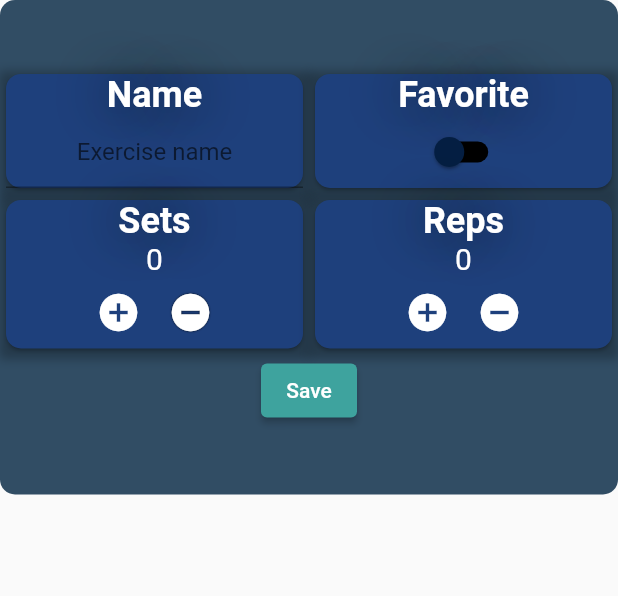
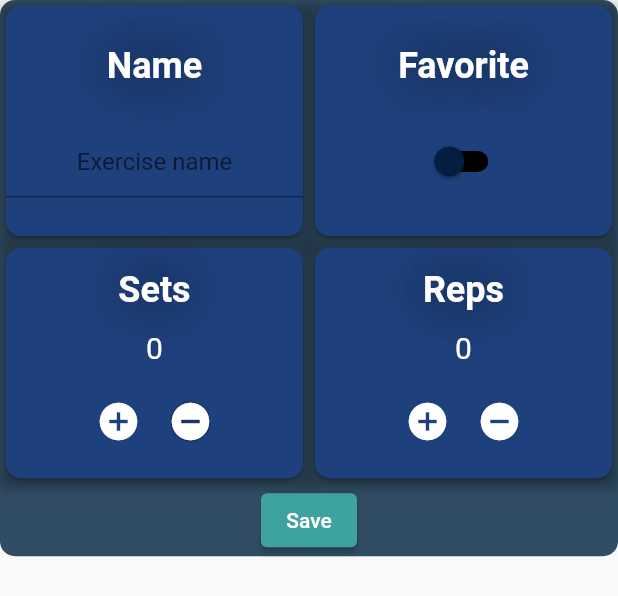
Before and after one commit to JaredD-SWENG/PumpState, a Flutter app: the EditExerciseForm widget shown alone on an empty page, opened directly, on a phone screen of 412 x 824 dp. Shown: the top 596 px of the screen. Run offline on Flutter 3.47's test engine with Material 2 defaults, Android fonts, the phone set to English and light mode, and no system bars; our stand-ins replace circular_countdown_timer, fl_chart, flutter_riverpod, flutter_time_picker_spinner, table_calendar.

Commit message:
UI Debug for smaller phone screen sizes, but even more so than before.

```diff
--- a/lib/widgets/edit-exercise-form.dart
+++ b/lib/widgets/edit-exercise-form.dart
@@ -168,9 +168,12 @@ class EditExerciseForm extends ConsumerWidget {
     ///The Container returned here is a culmination of all thw widget's custom made in this file put together.
     return Container(
         decoration: BoxDecoration(borderRadius: BorderRadius.all(Radius.circular(10)), color: slate()),
-        height: MediaQuery.of(context).size.height * 0.4,
+        height: MediaQuery.of(context).size.height * 0.45,
         child: Column(mainAxisAlignment: MainAxisAlignment.center, crossAxisAlignment: CrossAxisAlignment.center, children: [
-          Row(children: [
+          Expanded(
+            child:
+            Row(
+                children: [
               Container(
                   width: MediaQuery.of(context).size.width * .5,
                   decoration: const BoxDecoration(
@@ -206,9 +209,12 @@ class EditExerciseForm extends ConsumerWidget {
                         children: [Text('Favorite', style: Theme.of(context).textTheme.headline5), favoriteToggle],
                       ))),
             ]),
-          Row(
+          ),
+          Expanded(
+            child: Row(
               children: [
-              Container(
+                Expanded(
+                  child: Container(
                       width: MediaQuery.of(context).size.width * .5,
                       decoration: const BoxDecoration(boxShadow: [
                         BoxShadow(
@@ -232,7 +238,9 @@ class EditExerciseForm extends ConsumerWidget {
                               )
                             ],
                           ))),
-              Container(
+                ),
+                Expanded(
+                  child: Container(
                       width: MediaQuery.of(context).size.width * .5,
                       decoration: const BoxDecoration(boxShadow: [
                         BoxShadow(
@@ -256,7 +264,9 @@ class EditExerciseForm extends ConsumerWidget {
                               )
                             ],
                           ))),
+                ),
               ],
+            ),
           ),
           saveButton,
         ]));
```
Lines whose indentation alone changed are shown as unchanged.
